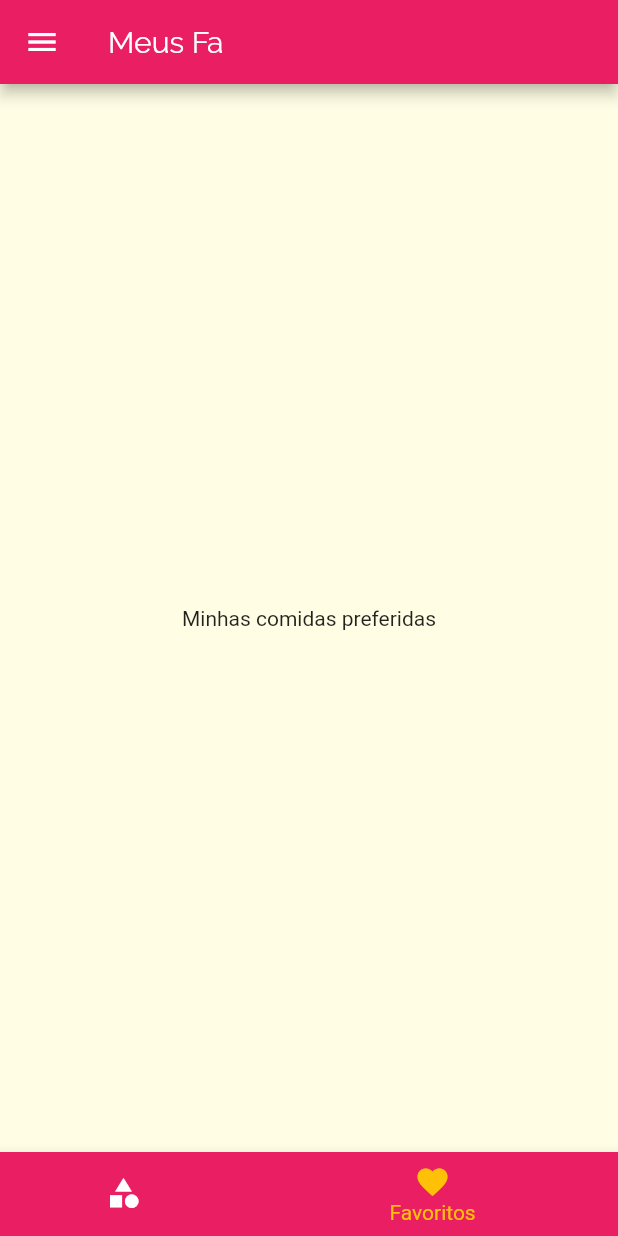
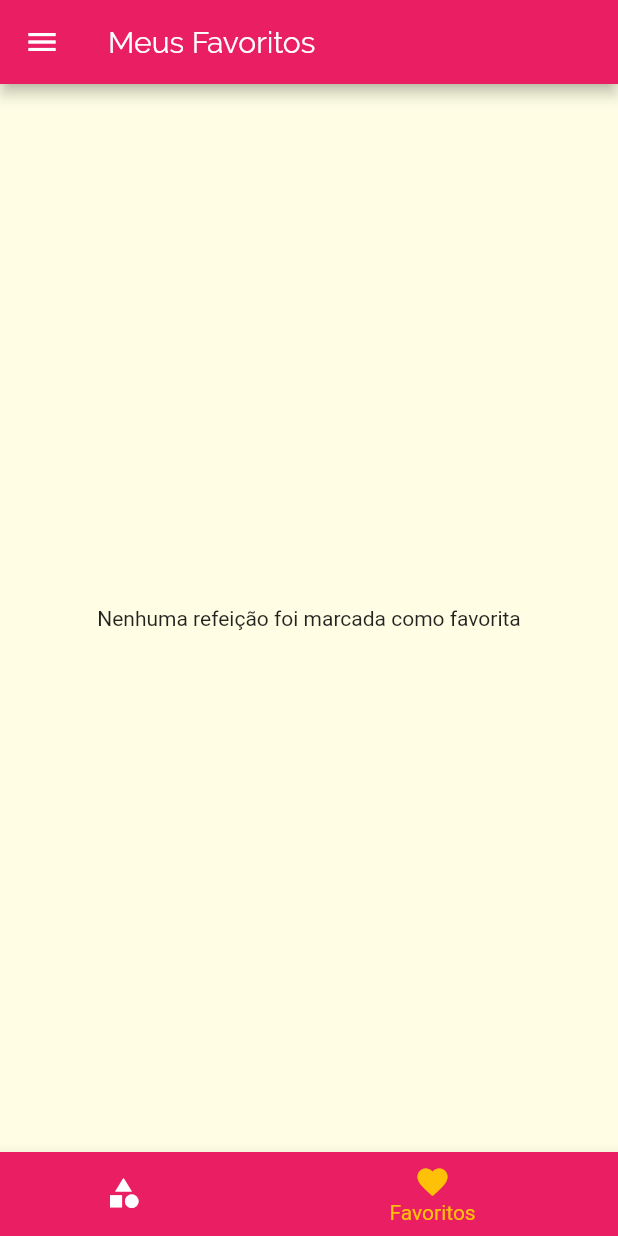
Before and after one commit to allansuru/app-meals, a Flutter app: the screen it shows after launch, item 2 of the bottom bar chosen, on a phone screen of 412 x 824 dp. Run offline on Flutter 3.47's test engine with Material 2 defaults, Android fonts, the phone set to English and light mode, and no system bars.

Commit message:
favoritos OK

```diff
--- a/lib/main.dart
+++ b/lib/main.dart
@@ -19,6 +19,7 @@ class MyApp extends StatefulWidget {
 class _MyAppState extends State<MyApp> {
   Settings settings = Settings();
   List<Meal> _availableMeals = DUMMY_MEALS;
+  List<Meal> _favoriteMeals = [];
 
   void _filterMeals(Settings settings) {
     setState(() {
@@ -33,6 +34,16 @@ class _MyAppState extends State<MyApp> {
             !filterVegan &&
             !filterVegetaran;
       }).toList();
+    });
+  }
+
+  void _addFavoriteMeal(Meal meal) {
+    var exist = _favoriteMeals.contains(meal);
+
+    setState(() {
+      exist
+          ? _favoriteMeals.removeWhere((item) => item.id == meal.id)
+          : _favoriteMeals.add(meal);
     });
   }
 
@@ -51,10 +62,10 @@ class _MyAppState extends State<MyApp> {
                 fontFamily: 'RobotoCondensed',
               ))),
       routes: {
-        AppRoutes.HOME: (ctx) => TabsScreen(),
+        AppRoutes.HOME: (ctx) => TabsScreen(_favoriteMeals),
         AppRoutes.CATEGORIES_MEALS: (ctx) =>
             CategoriesMealScreen(_availableMeals),
-        AppRoutes.MEAl_DETAIL: (ctx) => MealDetailScreen(),
+        AppRoutes.MEAl_DETAIL: (ctx) => MealDetailScreen(_addFavoriteMeal),
         AppRoutes.SETTINGS: (ctx) => SettingsScreen(_filterMeals, settings),
       },
       onGenerateRoute: null,
--- a/lib/screens/favorite_screen.dart
+++ b/lib/screens/favorite_screen.dart
@@ -1,10 +1,25 @@
 import 'package:flutter/material.dart';
+import 'package:meals/components/meal_item.dart';
+import 'package:meals/models/meal.dart';
 
 class FavoriteScreen extends StatelessWidget {
+  final List<Meal> favoriteMeal;
+
+  const FavoriteScreen(this.favoriteMeal);
+
   @override
   Widget build(BuildContext context) {
+    if (favoriteMeal.isEmpty) {
+      return Center(
+        child: Text('Nenhuma refeição foi marcada como favorita'),
+      );
+    }
     return Center(
-      child: Text('Minhas comidas preferidas'),
+      child: ListView.builder(
+          itemBuilder: (ctx, index) {
+            return MealItem(favoriteMeal[index]);
+          },
+          itemCount: favoriteMeal.length),
     );
   }
 }
--- a/lib/screens/meal_detail_screen.dart
+++ b/lib/screens/meal_detail_screen.dart
@@ -2,6 +2,10 @@ import 'package:flutter/material.dart';
 import 'package:meals/models/meal.dart';
 
 class MealDetailScreen extends StatelessWidget {
+  final Function(Meal meal) onPressed;
+
+  const MealDetailScreen(this.onPressed);
+
   Widget _createSectionTitle(BuildContext context, String title) {
     return Container(
       margin: EdgeInsets.symmetric(vertical: 10),
@@ -76,7 +80,7 @@ class MealDetailScreen extends StatelessWidget {
         ),
       ),
       floatingActionButton: FloatingActionButton(
-        onPressed: () => Navigator.of(context).pop(meal.title),
+        onPressed: () => onPressed(meal),
         child: Icon(Icons.star),
       ),
     );
--- a/lib/screens/tabs-screen.dart
+++ b/lib/screens/tabs-screen.dart
@@ -1,19 +1,33 @@
 import 'package:flutter/material.dart';
 import 'package:meals/components/main_drawer.dart';
+import 'package:meals/models/meal.dart';
 import 'package:meals/screens/categories_screen.dart';
 import 'package:meals/screens/favorite_screen.dart';
 
 class TabsScreen extends StatefulWidget {
+  final List<Meal> favoriteMeals;
+
+  const TabsScreen(this.favoriteMeals);
+
   @override
   _TabsScreenState createState() => _TabsScreenState();
 }
 
 class _TabsScreenState extends State<TabsScreen> {
   int _selectedScreenIndex = 0;
-  final List<Map<String, Object>> _screens = [
-    {'title': 'Lista de Categorias', 'screen': CategoriesScreen()},
-    {'title': 'Meus Fa', 'screen': FavoriteScreen()},
-  ];
+  List<Map<String, Object>> _screens;
+
+  @override
+  void initState() {
+    super.initState();
+    _screens = [
+      {'title': 'Lista de Categorias', 'screen': CategoriesScreen()},
+      {
+        'title': 'Meus Favoritos',
+        'screen': FavoriteScreen(widget.favoriteMeals)
+      },
+    ];
+  }
 
   _selectedScreen(int index) {
     setState(() {
```
